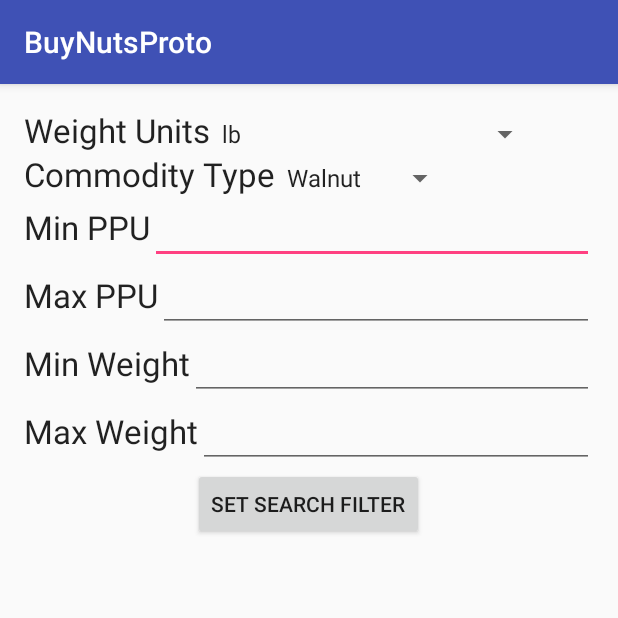
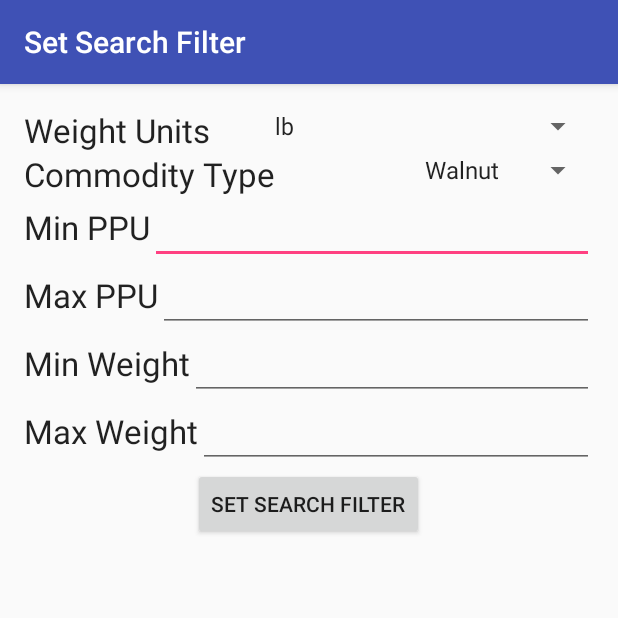
Before and after one commit to ddalcino/BuyNutsProto, an Android app: the SetSearchFilterActivity screen opened directly, with no data from a screen before it, on a phone screen of 412 x 824 dp, the top half of it. Run offline under Robolectric (Android 15) with nearby library versions, the phone set to English and light mode, and no system bars.

Commit message:
Changed some layouts to look nicer; added title strings for each activity

```diff
--- a/app/src/main/res/layout/activity_news.xml
+++ b/app/src/main/res/layout/activity_news.xml
@@ -42,8 +42,7 @@
         <ListView
             android:layout_width="match_parent"
             android:layout_height="wrap_content"
-            android:id="@+id/listView"
-            android:layout_gravity="center_horizontal" />
+            android:id="@+id/listView" />
 
     </LinearLayout>
 
--- a/app/src/main/res/layout/activity_set_search_filter.xml
+++ b/app/src/main/res/layout/activity_set_search_filter.xml
@@ -12,8 +12,7 @@
         android:layout_width="match_parent"
         android:layout_height="match_parent"
         android:layout_centerVertical="true"
-        android:layout_centerHorizontal="true"
-        android:onClick="onClickSetSearchFilter">
+        android:layout_centerHorizontal="true">
 
         <LinearLayout
             android:orientation="horizontal"
@@ -21,17 +20,19 @@
             android:layout_height="wrap_content">
 
             <TextView
-                android:layout_width="wrap_content"
+                android:layout_width="0dp"
                 android:layout_height="wrap_content"
                 android:textAppearance="?android:attr/textAppearanceLarge"
                 android:text="@string/tv_weights"
-                android:id="@+id/tvWeights_SF" />
+                android:id="@+id/tvWeights_SF"
+                android:layout_weight="1" />
 
             <Spinner
                 android:layout_width="wrap_content"
                 android:layout_height="wrap_content"
                 android:id="@+id/spinnerWeightUnits_SF"
-                android:spinnerMode="dropdown" />
+                android:spinnerMode="dropdown"
+                android:layout_gravity="right" />
         </LinearLayout>
 
         <LinearLayout
@@ -40,17 +41,19 @@
             android:layout_height="wrap_content">
 
             <TextView
-                android:layout_width="wrap_content"
+                android:layout_width="0dp"
                 android:layout_height="wrap_content"
                 android:textAppearance="?android:attr/textAppearanceLarge"
                 android:text="@string/tv_commod_type"
-                android:id="@+id/tvCommodType_SF" />
+                android:id="@+id/tvCommodType_SF"
+                android:layout_weight="1" />
 
             <Spinner
                 android:layout_width="wrap_content"
                 android:layout_height="wrap_content"
                 android:id="@+id/spinnerCommodityType_SF"
-                android:spinnerMode="dropdown" />
+                android:spinnerMode="dropdown"
+                android:layout_gravity="right" />
         </LinearLayout>
 
 
```
Also changed, not shown: app/src/main/AndroidManifest.xml (+15 -10 lines), app/src/main/res/layout/activity_make_offer.xml (+8 -6 lines), app/src/main/res/values/strings.xml (+8 -1 lines).
